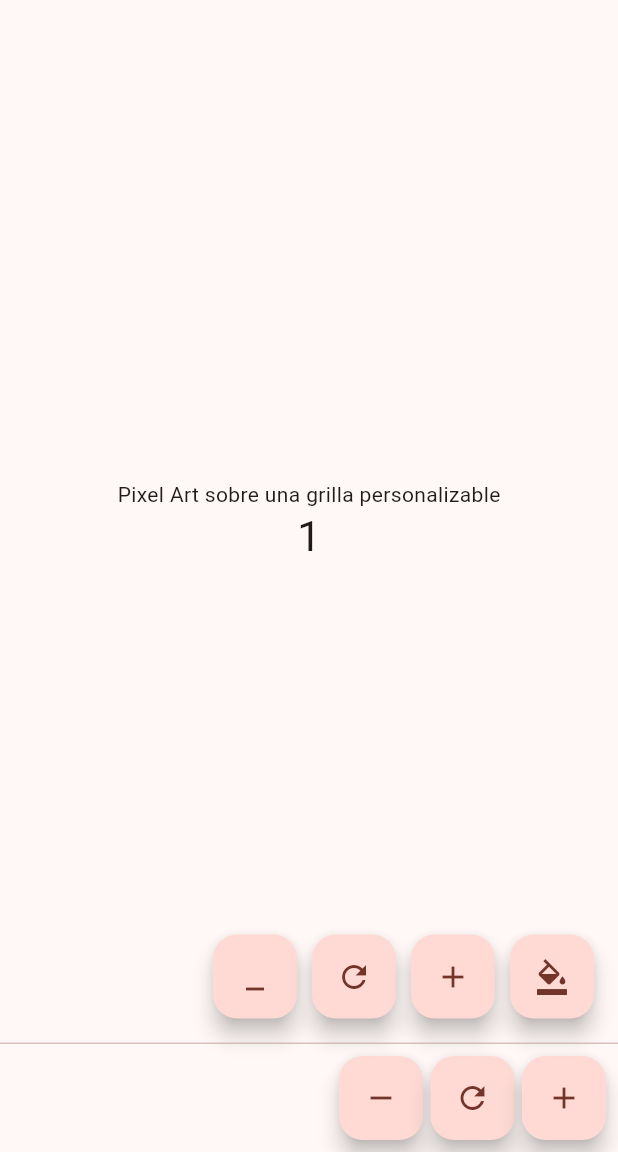
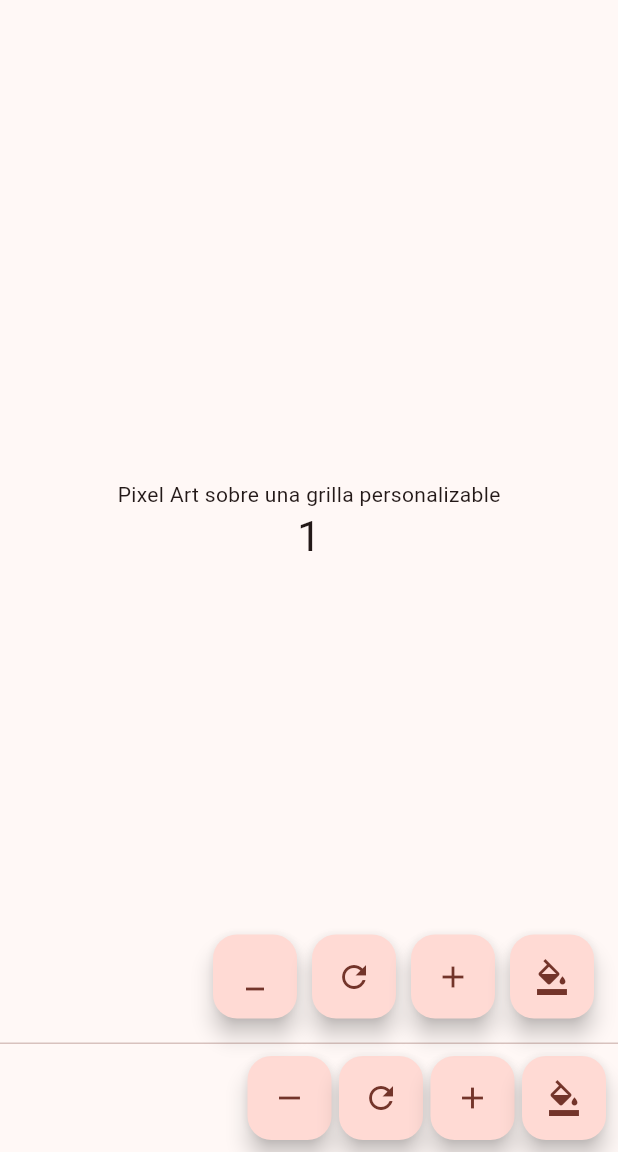
Before and after one commit to sebato123/3479A321_2023479003, a Flutter app: the screen it shows after launch, after a tap on the "remove" icon, after a tap on the "refresh" icon, after a tap on the "add" icon, on a phone screen of 412 x 824 dp, the part 84-1236 px from its top. Run offline on Flutter 3.47's test engine with Material 3 defaults, Android fonts, the light colour scheme and no system bars.

Commit message:
Entrega lista lab2

```diff
--- a/lib/main.dart
+++ b/lib/main.dart
@@ -60,8 +60,7 @@
   Color _currentColor = Colors.red;
 
 
-  void _incrementCounter() {
-    setState(() {
+  void _incrementCounter() => setState(() {
       // This call to setState tells the Flutter framework that something has
       // changed in this State, which causes it to rerun the build method below
       // so that the display can reflect the updated values. If we changed
@@ -69,10 +68,8 @@
       // called again, and so nothing would appear to happen.
       _counter++;
     });
-  }
 
-  void _decrementCounter() {
-    setState(() {
+  void _decrementCounter() => setState(() {
       // This call to setState tells the Flutter framework that something has
       // changed in this State, which causes it to rerun the build method below
       // so that the display can reflect the updated values. If we changed
@@ -81,10 +78,7 @@
       _counter--;
     });
 
-  }
-
-  void _resetCounter() {
-    setState(() {
+  void _resetCounter() => setState(() {
       // This call to setState tells the Flutter framework that something has
       // changed in this State, which causes it to rerun the build method below
       // so that the display can reflect the updated values. If we changed
@@ -93,8 +87,6 @@
       _counter = 0;
     });
 
-  }
-
   Color _randomColor(){
 
     final random = Random();
@@ -102,8 +94,7 @@
 
   }
 
-  void _changeColor() {
-    setState(() {
+  void _changeColor() => setState(() {
       // This call to setState tells the Flutter framework that something has
       // changed in this State, which causes it to rerun the build method below
       // so that the display can reflect the updated values. If we changed
@@ -112,8 +103,6 @@
 
        _currentColor=_randomColor();
     });
-
-  }
 
 
   @override
@@ -182,6 +171,12 @@
         onPressed: _incrementCounter,
         tooltip: 'Increment',
         child: const Icon(Icons.add),
+        ),
+        const SizedBox(width: 5), // espacio entre botones
+        FloatingActionButton(
+        onPressed: _changeColor,
+        tooltip: 'Change Color',
+        child: const Icon(Icons.format_color_fill),
         )
     ],
   ),
```
